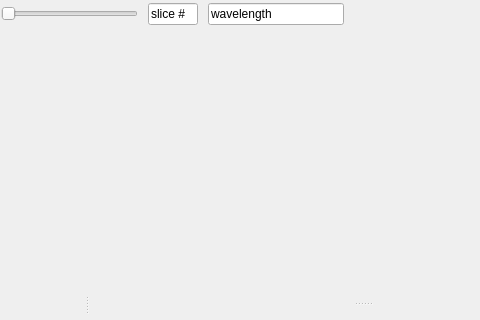
First picture: the form in cubeviz/layout.ui, repository spacetelescope/cubeviz, before the edit; both pictures show x 465 to 945 and y 0 to 320 of the 1104 by 578 pixel window.
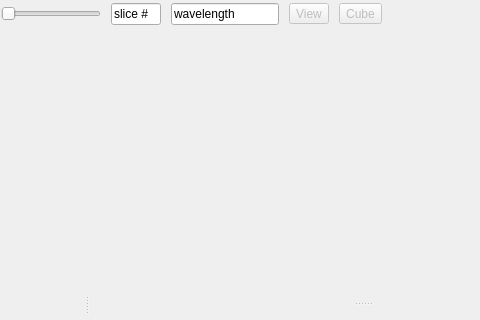
Second picture: the form after the edit.

Commit message: Implement prototype dropdown option menus

```diff
--- a/cubeviz/layout.ui
+++ b/cubeviz/layout.ui
@@ -124,6 +124,56 @@
        </property>
       </widget>
      </item>
+     <item>
+      <widget class="QToolButton" name="view_option_button">
+       <property name="enabled">
+        <bool>false</bool>
+       </property>
+       <property name="minimumSize">
+        <size>
+         <width>0</width>
+         <height>0</height>
+        </size>
+       </property>
+       <property name="text">
+        <string>View</string>
+       </property>
+       <property name="popupMode">
+        <enum>QToolButton::InstantPopup</enum>
+       </property>
+       <property name="toolButtonStyle">
+        <enum>Qt::ToolButtonTextUnderIcon</enum>
+       </property>
+       <property name="arrowType">
+        <enum>Qt::NoArrow</enum>
+       </property>
+      </widget>
+     </item>
+     <item>
+      <widget class="QToolButton" name="cube_option_button">
+       <property name="enabled">
+        <bool>false</bool>
+       </property>
+       <property name="minimumSize">
+        <size>
+         <width>0</width>
+         <height>0</height>
+        </size>
+       </property>
+       <property name="text">
+        <string>Cube</string>
+       </property>
+       <property name="popupMode">
+        <enum>QToolButton::InstantPopup</enum>
+       </property>
+       <property name="toolButtonStyle">
+        <enum>Qt::ToolButtonTextUnderIcon</enum>
+       </property>
+       <property name="arrowType">
+        <enum>Qt::NoArrow</enum>
+       </property>
+      </widget>
+     </item>
      <item>
       <spacer name="horizontalSpacer">
        <property name="orientation">
```
The commit also changes 1 other file.
